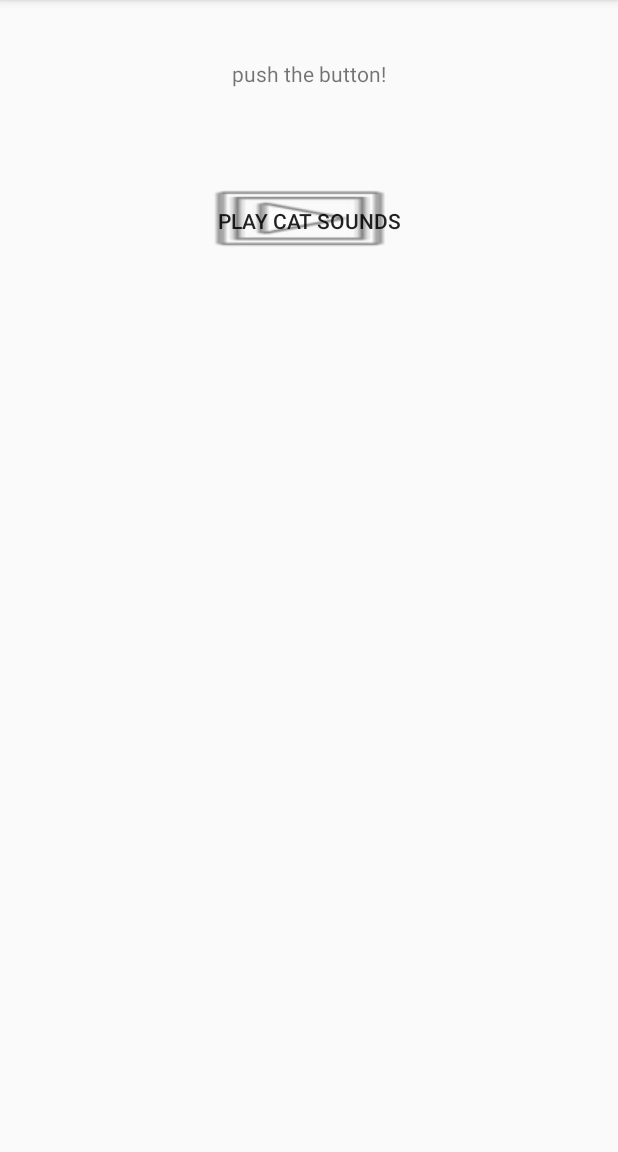
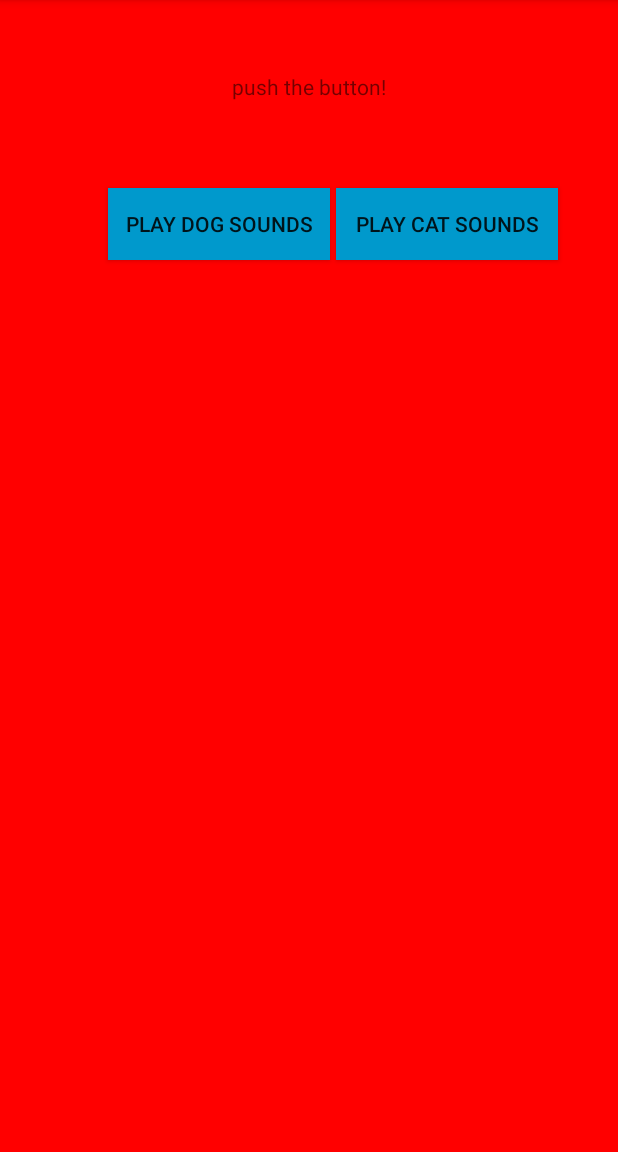
Before and after one commit to Rasti003/Android-Studio, an Android app: the screen it shows after launch (SoundButtonActivity), on a phone screen of 412 x 824 dp, the part 84-1236 px from its top. Run offline under Robolectric (Android 15) with nearby library versions, the phone set to English and light mode, and no system bars.

Commit message:
- Add dog button/sound - Button Styling / padding/margin/color - Add default background colorr - changes type of Layout

```diff
--- a/AnimalSounds/app/src/main/java/com/example/przem/animalsounds/SoundButtonActivity.java
+++ b/AnimalSounds/app/src/main/java/com/example/przem/animalsounds/SoundButtonActivity.java
@@ -25,5 +25,24 @@ public class SoundButtonActivity extends AppCompatActivity {
 
             }
         });
+
+
+        final MediaPlayer DogPlayer = MediaPlayer.create(this, R.raw.dog);
+
+        Button playDog = (Button) this.findViewById(R.id.button_dog);
+
+        playDog.setOnClickListener(new View.OnClickListener() {
+            @Override
+            public void onClick(View v) {
+                DogPlayer.start();
+
+
+            }
+        });
+
     }
-}
+
+
+
+
+    }
--- a/AnimalSounds/app/src/main/res/layout/activity_sound_button.xml
+++ b/AnimalSounds/app/src/main/res/layout/activity_sound_button.xml
@@ -1,32 +1,40 @@
 <?xml version="1.0" encoding="utf-8"?>
-<android.support.constraint.ConstraintLayout xmlns:android="http://schemas.android.com/apk/res/android"
-    xmlns:app="http://schemas.android.com/apk/res-auto"
-    xmlns:tools="http://schemas.android.com/tools"
-    android:layout_width="match_parent"
-    android:layout_height="match_parent"
+<RelativeLayout xmlns:android="http://schemas.android.com/apk/res/android"
+android:layout_width="fill_parent"
+android:layout_height="fill_parent"
+android:background="#ff0000">
     tools:context="com.example.przem.animalsounds.SoundButtonActivity">
 
     <TextView
         android:layout_width="wrap_content"
         android:layout_height="wrap_content"
         android:text="@string/information_text"
-        app:layout_constraintLeft_toLeftOf="parent"
-        app:layout_constraintRight_toRightOf="parent"
-        app:layout_constraintTop_toTopOf="parent"
         android:id="@+id/textView"
-        android:layout_marginTop="39dp" />
+        android:layout_alignParentTop="true"
+        android:layout_centerHorizontal="true"
+        android:layout_marginTop="48dp" />
 
     <Button
         android:id="@+id/button_cat"
         android:layout_width="148dp"
         android:layout_height="48dp"
-        android:background="@android:drawable/ic_menu_slideshow"
-
+        android:layout_alignParentEnd="true"
+        android:layout_alignTop="@+id/button_dog"
+        android:layout_marginLeft="4dp"
+        android:layout_marginRight="40dp"
+        android:background="@android:color/holo_blue_dark"
         android:text="@string/Cat_button"
 
-        app:layout_constraintBottom_toBottomOf="parent"
-        app:layout_constraintLeft_toLeftOf="parent"
-        app:layout_constraintRight_toRightOf="parent"
-        app:layout_constraintTop_toTopOf="parent"
-        app:layout_constraintVertical_bias="0.171" />
-</android.support.constraint.ConstraintLayout>
+        />
+
+    <Button
+        android:id="@+id/button_dog"
+        android:layout_width="148dp"
+        android:layout_height="48dp"
+        android:layout_below="@+id/textView"
+        android:layout_marginLeft="40dp"
+        android:layout_marginTop="58dp"
+        android:layout_toStartOf="@+id/button_cat"
+        android:background="@android:color/holo_blue_dark"
+        android:text="@string/Dog_button"/>
+</RelativeLayout>
--- a/AnimalSounds/app/src/main/res/values/colors.xml
+++ b/AnimalSounds/app/src/main/res/values/colors.xml
@@ -1,6 +1,6 @@
 <?xml version="1.0" encoding="utf-8"?>
 <resources>
-    <color name="colorPrimary">#3F51B5</color>
+    <color name="colorPrimary">#3f51b5</color>
     <color name="colorPrimaryDark">#303F9F</color>
-    <color name="colorAccent">#FF4081</color>
+    <color name="colorAccent">#ff4081</color>
 </resources>
--- a/AnimalSounds/app/src/main/res/values/strings.xml
+++ b/AnimalSounds/app/src/main/res/values/strings.xml
@@ -2,4 +2,5 @@
     <string name="app_name">AnimalSounds</string>
     <string name="Cat_button">Play Cat sounds</string>
     <string name="information_text">push the button!</string>
+    <string name="Dog_button">PLAY DOG SOUNDS</string>
 </resources>
```
Also changed, not shown: 1 other file.
